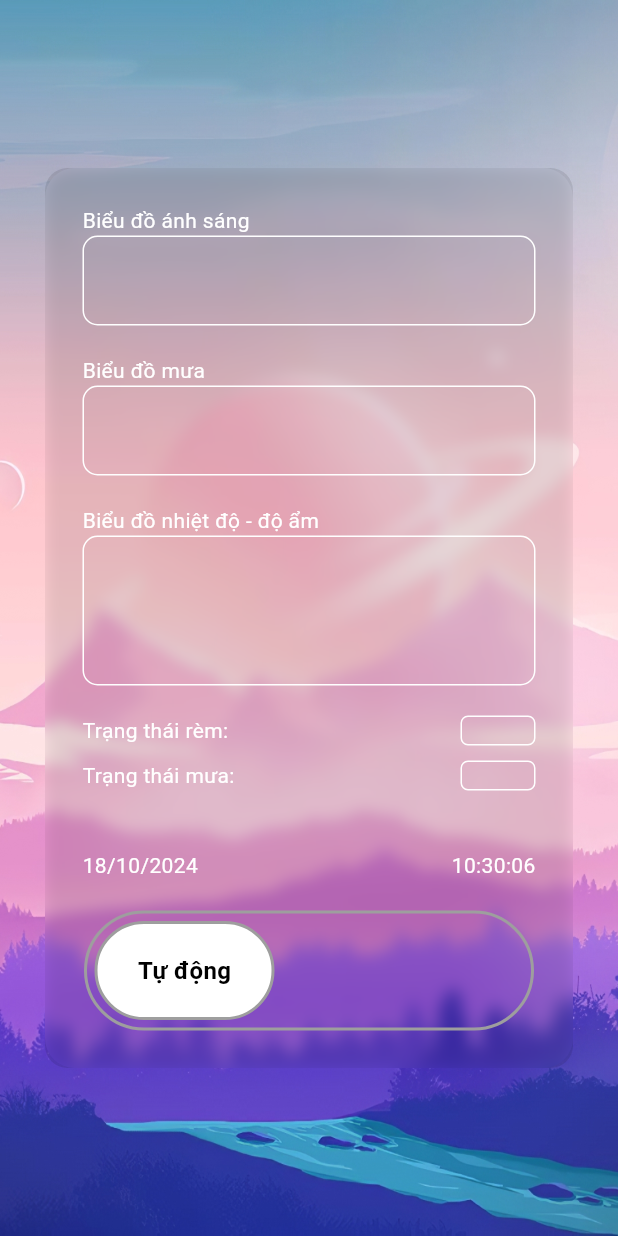
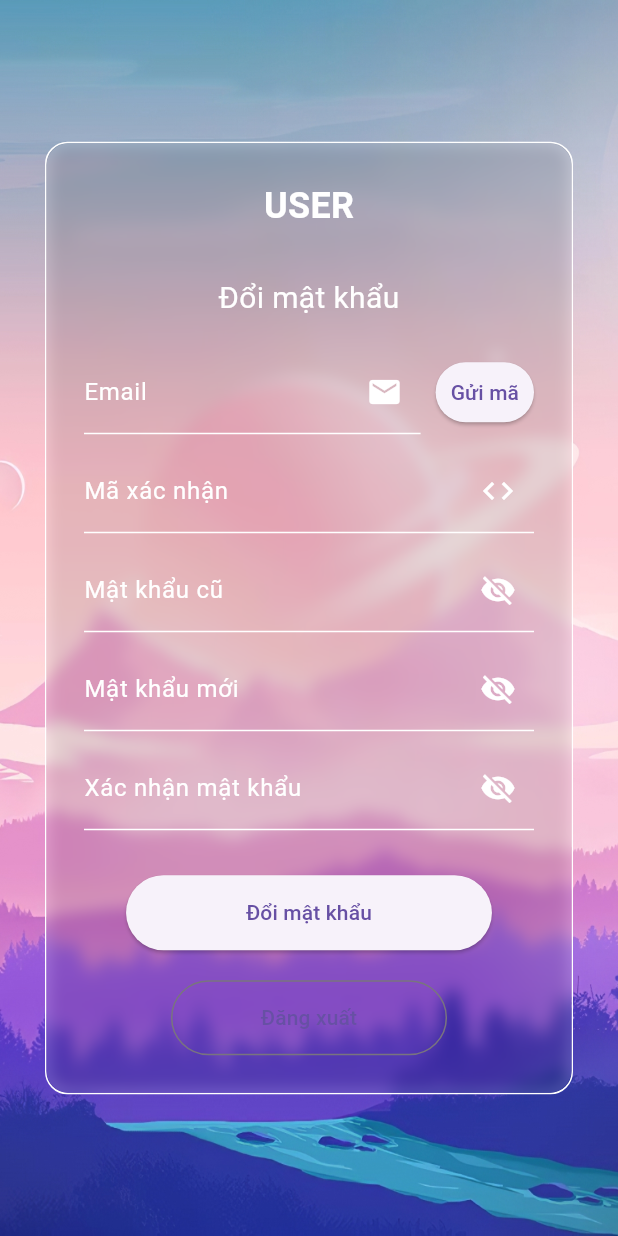
Before and after one commit to hieu92264/iot_flutter_app, a Flutter app: the screen it shows after launch, on a phone screen of 412 x 824 dp. Run offline on Flutter 3.47's test engine with Material 3 defaults, Android fonts, the light colour scheme and no system bars.

Commit message:
thêm 1 giao diện người dùng

```diff
--- a/lib/main.dart
+++ b/lib/main.dart
@@ -5,6 +5,7 @@
 import 'package:iot_flutter_app/screens/main_2.dart';
 import 'package:iot_flutter_app/screens/register.dart';
 import 'package:iot_flutter_app/screens/list_wifi.dart';
+import 'package:iot_flutter_app/screens/user_1.dart';
 
 import 'components/base_screen.dart';
 import 'components/asset_card.dart';
@@ -20,12 +21,13 @@
     //   home: LoginScreen(),
     // );
     return MaterialApp(initialRoute: '/', routes: {
-      '/': (context) => MainChinh(),
-      '/home': (context) => MainScreen(),
+      '/': (context) => UserNguoiDung(),
+      '/home': (context) => LoginScreen(),
       '/register': (context) => RegisterScreen(),
       '/forgot_password': (context) => ForgotPasswordScreen(),
       '/list-wifi': (context) => WiFiListScreen(),
       '/main-chinh': (context) => MainChinh(),
+      '/user-1': (context) => UserNguoiDung(),
     });
   }
 }
--- /dev/null
+++ b/lib/screens/user_1.dart
@@ -0,0 +1,248 @@
+import 'dart:ui';
+import 'package:flutter/material.dart';
+
+class UserNguoiDung extends StatefulWidget {
+  const UserNguoiDung({super.key});
+
+  @override
+  State<UserNguoiDung> createState() => _UserNguoiDungState();
+}
+
+class _UserNguoiDungState extends State<UserNguoiDung> {
+  final TextEditingController _emailController = TextEditingController();
+  final TextEditingController _verificationCodeController = TextEditingController();
+  final TextEditingController _oldPasswordController = TextEditingController();
+  final TextEditingController _newPasswordController = TextEditingController();
+  final TextEditingController _confirmPasswordController = TextEditingController();
+
+  bool _isOldPasswordVisible = false;
+  bool _isNewPasswordVisible = false;
+  bool _isConfirmPasswordVisible = false;
+
+  @override
+  Widget build(BuildContext context) {
+    return Scaffold(
+      body: Container(
+        height: double.infinity,
+        width: double.infinity,
+        alignment: Alignment.center,
+        decoration: const BoxDecoration(
+          image: DecorationImage(
+            image: AssetImage('assets/images/background.jpeg'),
+            fit: BoxFit.fill,
+          ),
+        ),
+        child: SingleChildScrollView(
+          padding: const EdgeInsets.symmetric(horizontal: 30),
+          child: Container(
+            decoration: BoxDecoration(
+              border: Border.all(color: Colors.white), // Thêm viền trắng
+              borderRadius: BorderRadius.circular(15), // Thêm bo góc
+              color: Colors.black.withOpacity(0.1), // Màu nền trong suốt
+            ),
+            child: ClipRRect(
+              borderRadius: BorderRadius.circular(15), // Áp dụng bo góc cho hiệu ứng mờ
+              child: BackdropFilter(
+                filter: ImageFilter.blur(sigmaX: 5, sigmaY: 5), // Hiệu ứng mờ
+                child: Padding(
+                  padding: const EdgeInsets.all(25),
+                  child: Column(
+                    mainAxisAlignment: MainAxisAlignment.center,
+                    children: [
+                      const Text(
+                        "USER",
+                        style: TextStyle(fontSize: 24, fontWeight: FontWeight.bold, color: Colors.white),
+                      ),
+                      const SizedBox(height: 30),
+                      const Text(
+                        "Đổi mật khẩu",
+                        style: TextStyle(fontSize: 20, color: Colors.white),
+                      ),
+                      const SizedBox(height: 20),
+                      Column(
+                        children: [
+                          Row(
+                            children: [
+                              Expanded(
+                                child: TextFormField(
+                                  controller: _emailController,
+                                  style: const TextStyle(color: Colors.white),
+                                  decoration: const InputDecoration(
+                                    labelText: 'Email',
+                                    labelStyle: TextStyle(color: Colors.white),
+                                    suffixIcon: Icon(Icons.mail, color: Colors.white),
+                                    border: UnderlineInputBorder(),
+                                    enabledBorder: UnderlineInputBorder(
+                                      borderSide: BorderSide(color: Colors.white),
+                                    ),
+                                  ),
+                                ),
+                              ),
+                              const SizedBox(width: 10),
+                              ElevatedButton(
+                                onPressed: _sendVerificationCode,
+                                child: const Text('Gửi mã'),
+                                style: ElevatedButton.styleFrom(
+                                  padding: const EdgeInsets.symmetric(horizontal: 10),
+                                ),
+                              ),
+                            ],
+                          ),
+                          const SizedBox(height: 10),
+                          TextFormField(
+                            controller: _verificationCodeController,
+                            style: const TextStyle(color: Colors.white),
+                            decoration: const InputDecoration(
+                              labelText: 'Mã xác nhận',
+                              labelStyle: TextStyle(color: Colors.white),
+                              suffixIcon: Icon(Icons.code, color: Colors.white),
+                              border: UnderlineInputBorder(),
+                              enabledBorder: UnderlineInputBorder(
+                                borderSide: BorderSide(color: Colors.white),
+                              ),
+                            ),
+                          ),
+                          const SizedBox(height: 10),
+                          TextFormField(
+                            controller: _oldPasswordController,
+                            obscureText: !_isOldPasswordVisible,
+                            style: const TextStyle(color: Colors.white),
+                            decoration: InputDecoration(
+                              labelText: 'Mật khẩu cũ',
+                              labelStyle: const TextStyle(color: Colors.white),
+                              suffixIcon: IconButton(
+                                icon: Icon(
+                                  _isOldPasswordVisible ? Icons.visibility : Icons.visibility_off,
+                                  color: Colors.white,
+                                ),
+                                onPressed: () {
+                                  setState(() {
+                                    _isOldPasswordVisible = !_isOldPasswordVisible;
+                                  });
+                                },
+                              ),
+                              border: const UnderlineInputBorder(),
+                              enabledBorder: const UnderlineInputBorder(
+                                borderSide: BorderSide(color: Colors.white),
+                              ),
+                            ),
+                          ),
+                          const SizedBox(height: 10),
+                          TextFormField(
+                            controller: _newPasswordController,
+                            obscureText: !_isNewPasswordVisible,
+                            style: const TextStyle(color: Colors.white),
+                            decoration: InputDecoration(
+                              labelText: 'Mật khẩu mới',
+                              labelStyle: const TextStyle(color: Colors.white),
+                              suffixIcon: IconButton(
+                                icon: Icon(
+                                  _isNewPasswordVisible ? Icons.visibility : Icons.visibility_off,
+                                  color: Colors.white,
+                                ),
+                                onPressed: () {
+                                  setState(() {
+                                    _isNewPasswordVisible = !_isNewPasswordVisible;
+                                  });
+                                },
+                              ),
+                              border: const UnderlineInputBorder(),
+                              enabledBorder: const UnderlineInputBorder(
+                                borderSide: BorderSide(color: Colors.white),
+                              ),
+                            ),
+                          ),
+                          const SizedBox(height: 10),
+                          TextFormField(
+                            controller: _confirmPasswordController,
+                            obscureText: !_isConfirmPasswordVisible,
+                            style: const TextStyle(color: Colors.white),
+                            decoration: InputDecoration(
+                              labelText: 'Xác nhận mật khẩu',
+                              labelStyle: const TextStyle(color: Colors.white),
+                              suffixIcon: IconButton(
+                                icon: Icon(
+                                  _isConfirmPasswordVisible ? Icons.visibility : Icons.visibility_off,
+                                  color: Colors.white,
+                                ),
+                                onPressed: () {
+                                  setState(() {
+                                    _isConfirmPasswordVisible = !_isConfirmPasswordVisible;
+                                  });
+                                },
+                              ),
+                              border: const UnderlineInputBorder(),
+                              enabledBorder: const UnderlineInputBorder(
+                                borderSide: BorderSide(color: Colors.white),
+                              ),
+                            ),
+                          ),
+                        ],
+                      ),
+                      const SizedBox(height: 30),
+                      ElevatedButton(
+                        onPressed: _changePassword, // Thay đổi mật khẩu
+                        child: const Text('Đổi mật khẩu'),
+                        style: ElevatedButton.styleFrom(
+                          padding: const EdgeInsets.symmetric(horizontal: 80, vertical: 15),
+                          shape: RoundedRectangleBorder(
+                            borderRadius: BorderRadius.circular(30),
+                          ),
+                        ),
+                      ),
+                      const SizedBox(height: 20),
+                      OutlinedButton(
+                        onPressed: () {
+                          // Logic đăng xuất
+                        },
+                        child: const Text('Đăng xuất'),
+                        style: OutlinedButton.styleFrom(
+                          padding: const EdgeInsets.symmetric(horizontal: 60, vertical: 15),
+                          shape: RoundedRectangleBorder(
+                            borderRadius: BorderRadius.circular(30),
+                          ),
+                        ),
+                      ),
+                    ],
+                  ),
+                ),
+              ),
+            ),
+          ),
+        ),
+      ),
+    );
+  }
+
+  // Gửi mã xác nhận
+  void _sendVerificationCode() {
+    String email = _emailController.text.trim();
+    if (email.isNotEmpty) {
+      // Thêm logic gửi mã xác nhận đến email
+      ScaffoldMessenger.of(context).showSnackBar(
+        SnackBar(content: Text('Mã xác nhận đã gửi đến $email')),
+      );
+    } else {
+      ScaffoldMessenger.of(context).showSnackBar(
+        const SnackBar(content: Text('Vui lòng nhập email hợp lệ')),
+      );
+    }
+  }
+
+  // Thay đổi mật khẩu
+  void _changePassword() {
+    // Logic thay đổi mật khẩu
+    String newPassword = _newPasswordController.text.trim();
+    String confirmPassword = _confirmPasswordController.text.trim();
+
+    if (newPassword == confirmPassword) {
+      ScaffoldMessenger.of(context).showSnackBar(
+        const SnackBar(content: Text('Đổi mật khẩu thành công')),
+      );
+    } else {
+      ScaffoldMessenger.of(context).showSnackBar(
+        const SnackBar(content: Text('Mật khẩu không khớp')),
+      );
+    }
+  }
+}
```
